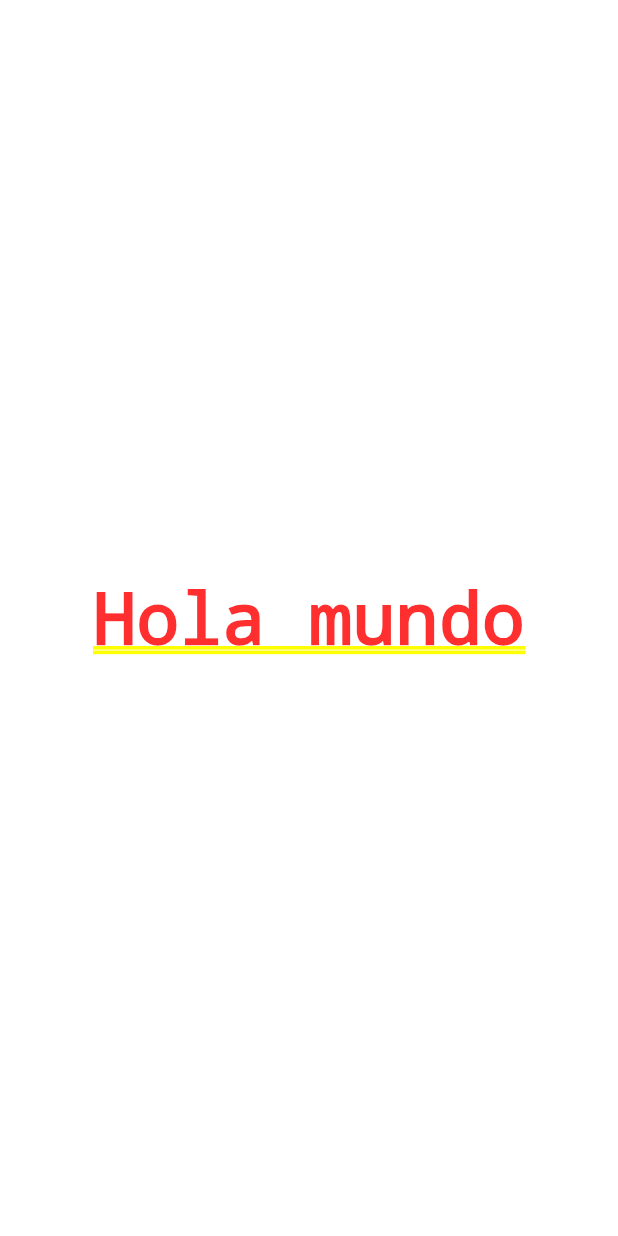
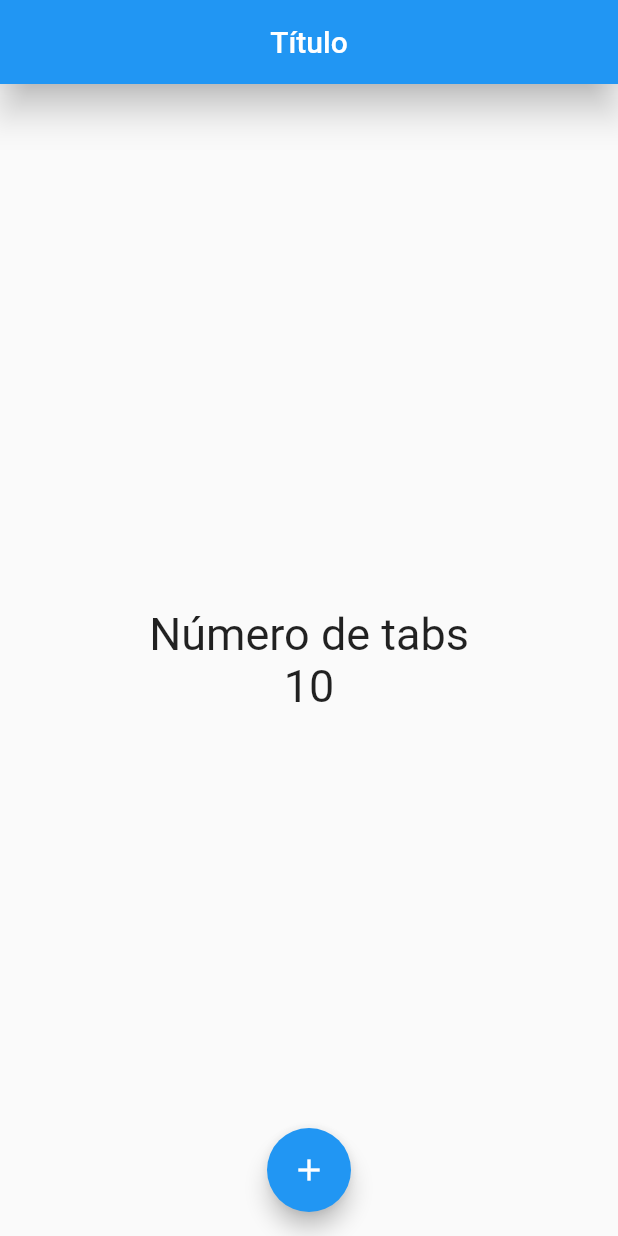
Before and after one commit to brycatch/flutter-contador-01, a Flutter app: the screen it shows after launch, on a phone screen of 412 x 824 dp. Run offline on Flutter 3.47's test engine with Material 2 defaults, Android fonts, the phone set to English and light mode, and no system bars.

```diff
--- a/lib/main.dart
+++ b/lib/main.dart
@@ -1,14 +1,6 @@
+import 'package:contador/src/app.dart';
 import 'package:flutter/material.dart';
 
 void main() {
   runApp(new MyApp());
 }
-
-class MyApp extends StatelessWidget {
-  @override
-  Widget build(BuildContext context) {
-    return MaterialApp(
-      home: Center(child: Text('Hola mundo')),
-    );
-  }
-}
--- /dev/null
+++ b/lib/src/app.dart
@@ -0,0 +1,14 @@
+// import 'package:contador/src/pages/home_page.dart';
+import 'package:contador/src/pages/contador_page.dart';
+import 'package:flutter/material.dart';
+
+class MyApp extends StatelessWidget {
+  @override
+  Widget build(BuildContext context) {
+    return MaterialApp(
+      debugShowCheckedModeBanner: false,
+      home: ContadorPage(),
+      // home: HomePage(),
+    );
+  }
+}
--- /dev/null
+++ b/lib/src/pages/contador_page.dart
@@ -0,0 +1,42 @@
+import 'package:flutter/material.dart';
+
+class ContadorPage extends StatefulWidget {
+  @override
+  State createState() => new _ContadorPageState();
+}
+
+class _ContadorPageState extends State<ContadorPage> {
+  final TextStyle _labelStyle = new TextStyle(fontSize: 30);
+  int _count = 10;
+
+  @override
+  Widget build(BuildContext context) {
+    return Scaffold(
+      appBar: AppBar(title: Text('Título'), centerTitle: true, elevation: 10),
+      body: Center(
+        child: Column(
+          mainAxisAlignment: MainAxisAlignment.center,
+          children: <Widget>[
+            Text(
+              'Número de tabs',
+              style: _labelStyle,
+            ),
+            Text(
+              '$_count',
+              style: _labelStyle,
+            )
+          ],
+        ),
+      ),
+      floatingActionButton: FloatingActionButton(
+        child: Icon(Icons.add),
+        onPressed: () {
+          setState(() {
+            _count++;
+          });
+        },
+      ),
+      floatingActionButtonLocation: FloatingActionButtonLocation.centerFloat,
+    );
+  }
+}
```
Also changed, not shown: lib/src/pages/home_page.dart (added, +35 -0 lines).
